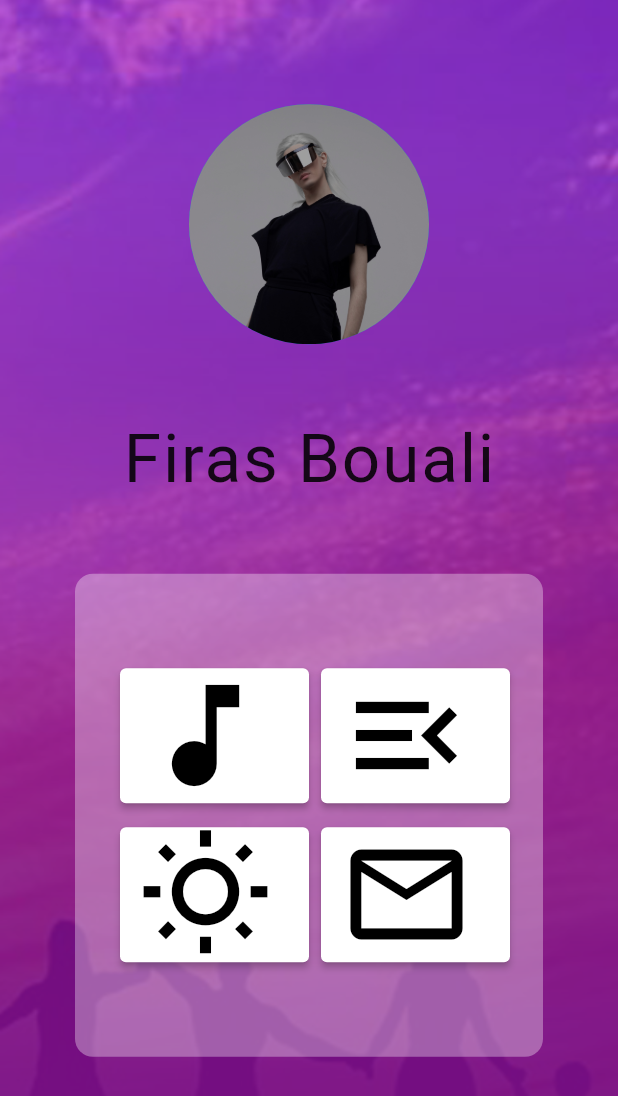
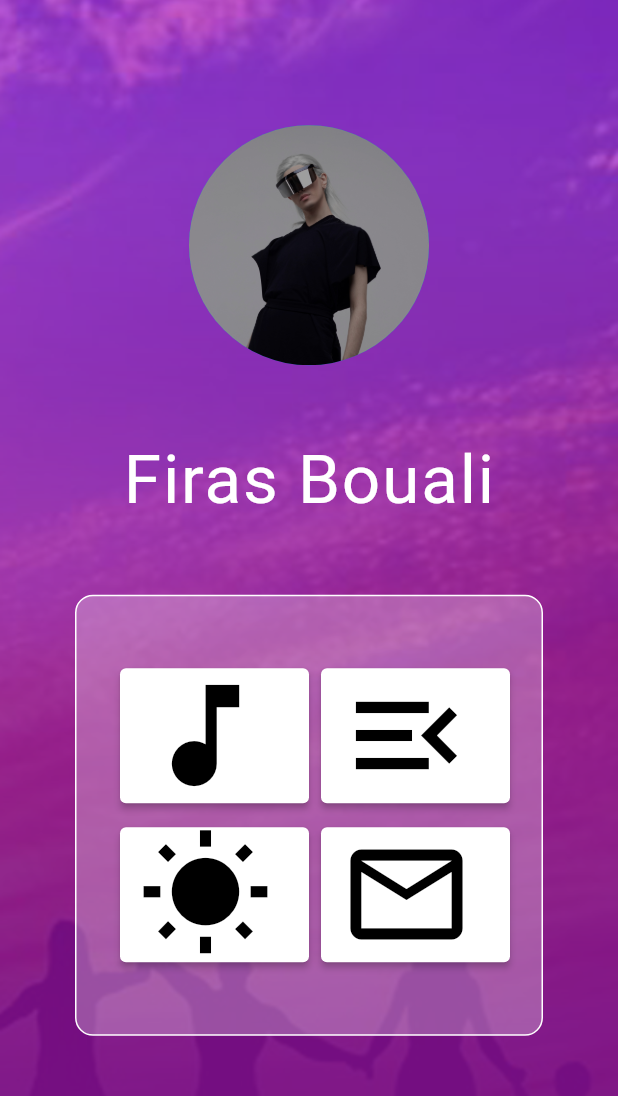
Before and after one commit to firasbouali11/smart-mirror, a Flutter app: the screen it shows after launch, after a tap on the "wb sunny" icon, on a phone screen of 412 x 824 dp. Shown: the top 1096 px of the screen. Run offline on Flutter 3.47's test engine with Material 2 defaults, Android fonts, the light colour scheme and no system bars.

Commit message:
fix user welcome page

```diff
--- a/alexa_app/lib/screens/User_welcome_page.dart
+++ b/alexa_app/lib/screens/User_welcome_page.dart
@@ -7,6 +7,8 @@ class UserWelcomePage extends StatefulWidget {
 }
 
 class _UserWelcomePageState extends State<UserWelcomePage> {
+  bool ledoff = false;
+
   @override
   Widget build(BuildContext context) {
     return Scaffold(
@@ -24,19 +26,22 @@ class _UserWelcomePageState extends State<UserWelcomePage> {
               CircleAvatar(
                 backgroundImage: AssetImage("assets/images/woman.jpg"),
                 radius: 80,
+
               ),
               SizedBox(
                 height: 50,
               ),
               Text("Firas Bouali",style: TextStyle(
                 fontSize: 45,
-                letterSpacing: 1.2
+                letterSpacing: 1.2,
+                color: Colors.white
               ),),
               Container(
-                padding: EdgeInsets.symmetric(vertical: 55,horizontal: 11),
+                padding: EdgeInsets.symmetric(vertical: 40,horizontal: 11),
                 margin: EdgeInsets.all(50),
                 decoration: BoxDecoration(
-                  color: Color(0x55ffffff),
+                  color: Color(0x45ffffff),
+                  border: Border.all(width: 1,color: Colors.white),
                   borderRadius: BorderRadius.circular(12)
                 ),
                 child: Column(
@@ -71,11 +76,15 @@ class _UserWelcomePageState extends State<UserWelcomePage> {
                         Padding(
                           padding: const EdgeInsets.all(8.0),
                           child: ElevatedButton.icon(
-                            onPressed: () {},
+                            onPressed: () {
+                              setState(() {
+                                ledoff = !ledoff;
+                              });
+                            },
                             style: ButtonStyle(
                               backgroundColor: MaterialStateProperty.all(Colors.white),
                             ),
-                            icon: Icon(Icons.wb_sunny_outlined,size: 90,color: Colors.black,),
+                            icon: Icon(!ledoff ? Icons.wb_sunny_outlined : Icons.wb_sunny,size: 90,color: Colors.black,),
                             label: Text(""),
                           ),
                         ),
```
